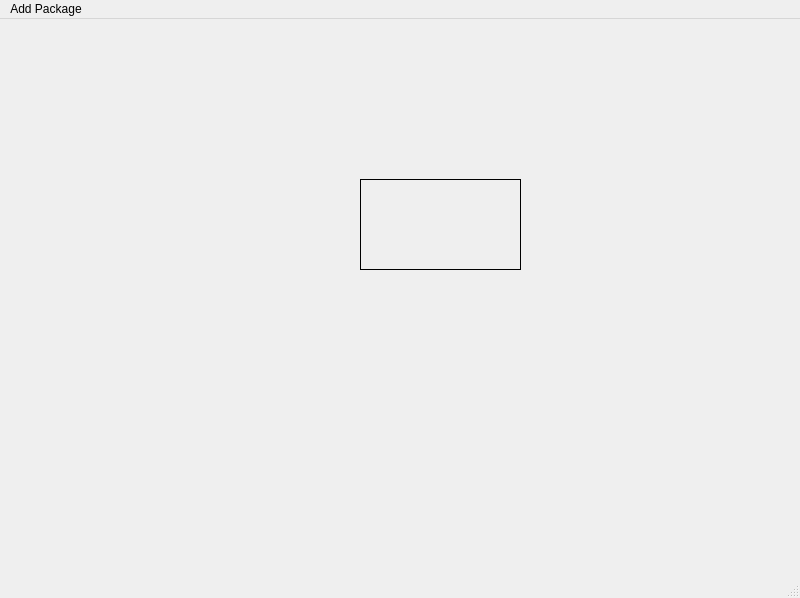
Before: the Qt Designer form Project_Client/HomePage.ui in deathtaco1231/deathtaco1231-COMP72070-24W-Project4-Group10-Sec3, drawn with Qt 5.
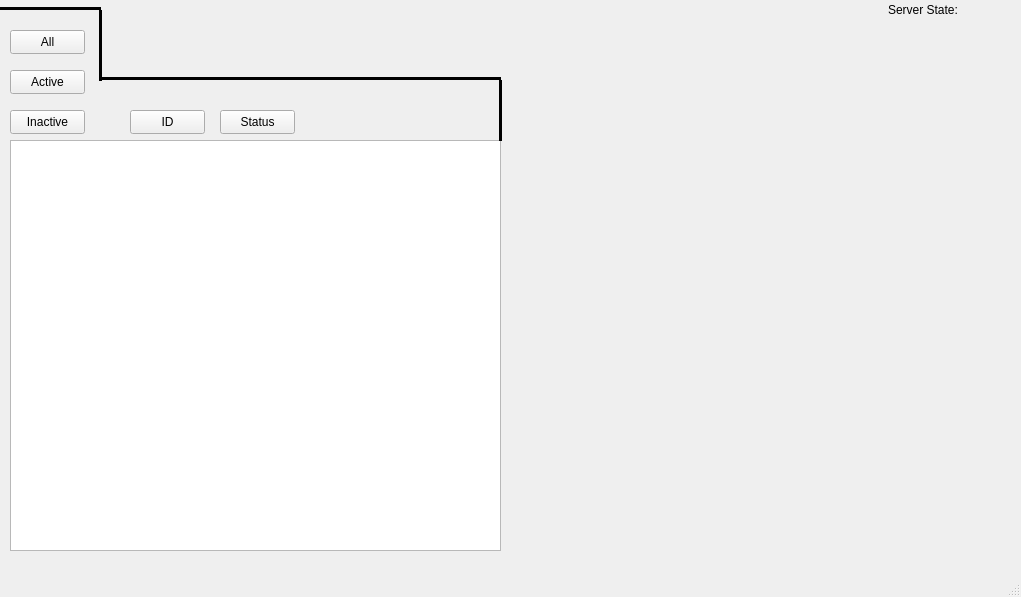
After: the same form once the commit is applied. Icons and pictures are not drawn.

```diff
--- a/Project_Client/HomePage.ui
+++ b/Project_Client/HomePage.ui
@@ -6,8 +6,8 @@
    <rect>
     <x>0</x>
     <y>0</y>
-    <width>800</width>
-    <height>598</height>
+    <width>1021</width>
+    <height>597</height>
    </rect>
   </property>
   <property name="windowTitle">
@@ -17,26 +17,165 @@
    <widget class="QLabel" name="label">
     <property name="geometry">
      <rect>
-      <x>360</x>
-      <y>160</y>
-      <width>161</width>
-      <height>91</height>
+      <x>888</x>
+      <y>0</y>
+      <width>131</width>
+      <height>20</height>
      </rect>
     </property>
-    <property name="frameShape">
-     <enum>QFrame::Panel</enum>
+    <property name="text">
+     <string>Server State:</string>
     </property>
+   </widget>
+   <widget class="QPushButton" name="pushButton">
+    <property name="geometry">
+     <rect>
+      <x>10</x>
+      <y>30</y>
+      <width>75</width>
+      <height>24</height>
+     </rect>
+    </property>
+    <property name="text">
+     <string>All</string>
+    </property>
+   </widget>
+   <widget class="QPushButton" name="pushButton_2">
+    <property name="geometry">
+     <rect>
+      <x>10</x>
+      <y>70</y>
+      <width>75</width>
+      <height>24</height>
+     </rect>
+    </property>
+    <property name="text">
+     <string>Active</string>
+    </property>
+   </widget>
+   <widget class="QPushButton" name="pushButton_3">
+    <property name="geometry">
+     <rect>
+      <x>10</x>
+      <y>110</y>
+      <width>75</width>
+      <height>24</height>
+     </rect>
+    </property>
+    <property name="text">
+     <string>Inactive</string>
+    </property>
+   </widget>
+   <widget class="QListWidget" name="listWidget">
+    <property name="geometry">
+     <rect>
+      <x>10</x>
+      <y>140</y>
+      <width>491</width>
+      <height>411</height>
+     </rect>
+    </property>
+   </widget>
+   <widget class="QPushButton" name="pushButton_4">
+    <property name="geometry">
+     <rect>
+      <x>130</x>
+      <y>110</y>
+      <width>75</width>
+      <height>24</height>
+     </rect>
+    </property>
+    <property name="text">
+     <string>ID</string>
+    </property>
+   </widget>
+   <widget class="QPushButton" name="pushButton_5">
+    <property name="geometry">
+     <rect>
+      <x>220</x>
+      <y>110</y>
+      <width>75</width>
+      <height>24</height>
+     </rect>
+    </property>
+    <property name="text">
+     <string>Status</string>
+    </property>
+   </widget>
+   <widget class="Line" name="line">
+    <property name="geometry">
+     <rect>
+      <x>0</x>
+      <y>0</y>
+      <width>101</width>
+      <height>16</height>
+     </rect>
+    </property>
     <property name="frameShadow">
      <enum>QFrame::Plain</enum>
     </property>
-    <property name="text">
-     <string/>
+    <property name="lineWidth">
+     <number>3</number>
     </property>
-    <property name="pixmap">
-     <pixmap>../../ProjectLogo.png</pixmap>
+    <property name="orientation">
+     <enum>Qt::Horizontal</enum>
     </property>
-    <property name="scaledContents">
-     <bool>true</bool>
+   </widget>
+   <widget class="Line" name="line_2">
+    <property name="geometry">
+     <rect>
+      <x>90</x>
+      <y>10</y>
+      <width>20</width>
+      <height>71</height>
+     </rect>
+    </property>
+    <property name="frameShadow">
+     <enum>QFrame::Plain</enum>
+    </property>
+    <property name="lineWidth">
+     <number>3</number>
+    </property>
+    <property name="orientation">
+     <enum>Qt::Vertical</enum>
+    </property>
+   </widget>
+   <widget class="Line" name="line_3">
+    <property name="geometry">
+     <rect>
+      <x>100</x>
+      <y>70</y>
+      <width>401</width>
+      <height>16</height>
+     </rect>
+    </property>
+    <property name="frameShadow">
+     <enum>QFrame::Plain</enum>
+    </property>
+    <property name="lineWidth">
+     <number>3</number>
+    </property>
+    <property name="orientation">
+     <enum>Qt::Horizontal</enum>
+    </property>
+   </widget>
+   <widget class="Line" name="line_4">
+    <property name="geometry">
+     <rect>
+      <x>490</x>
+      <y>80</y>
+      <width>20</width>
+      <height>61</height>
+     </rect>
+    </property>
+    <property name="frameShadow">
+     <enum>QFrame::Plain</enum>
+    </property>
+    <property name="lineWidth">
+     <number>3</number>
+    </property>
+    <property name="orientation">
+     <enum>Qt::Vertical</enum>
     </property>
    </widget>
   </widget>
@@ -45,16 +184,10 @@
     <rect>
      <x>0</x>
      <y>0</y>
-     <width>800</width>
+     <width>1021</width>
      <height>22</height>
     </rect>
    </property>
-   <widget class="QMenu" name="menuAdd_Package">
-    <property name="title">
-     <string>Add Package</string>
-    </property>
-   </widget>
-   <addaction name="menuAdd_Package"/>
   </widget>
   <widget class="QStatusBar" name="statusbar"/>
  </widget>
```
